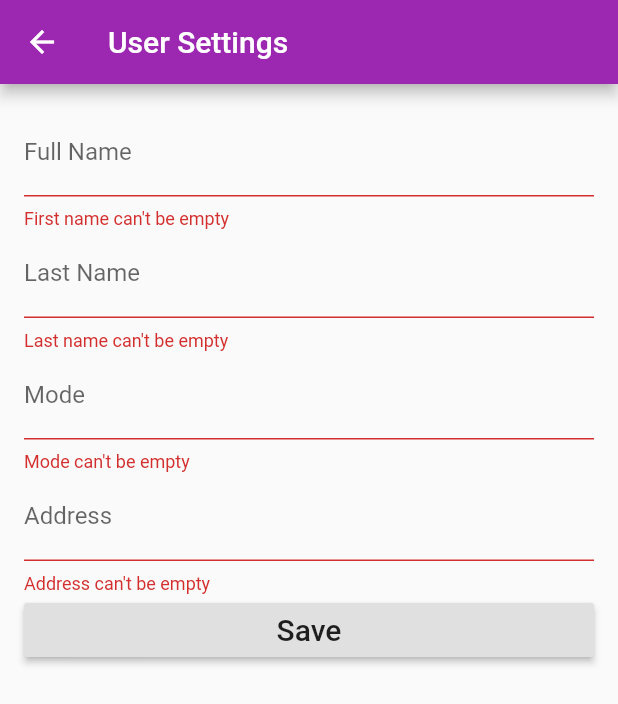
After one commit to jessicavilches/UDrive, a Flutter app: the Settings screen opened directly, after a tap on "Save", on a phone screen of 412 x 824 dp. The commit adds this screen. Shown: the top 704 px of the screen. Run offline on Flutter 3.47's test engine with Material 2 defaults, Android fonts, the phone set to English and light mode, and no system bars; our stand-ins replace cloud_firestore, firebase_auth; accounts and stored records are empty.

Commit message:
with settings page and past_rides (kind of) working

```diff
--- a/lib/auth.dart
+++ b/lib/auth.dart
@@ -18,7 +18,8 @@ class Auth implements BaseAuth{
     }
     else if (!user.isEmailVerified) {
       FirebaseAuth.instance.signOut();
-      return null;
+      //return null;
+      return user.uid;
     }
   }
 
--- a/lib/globals.dart
+++ b/lib/globals.dart
@@ -1,8 +1,15 @@
 library UDriveTest.globals;
+import 'services/crud.dart';
 
 bool registeredSuccessfully;
 bool loggedSuccessfully;
-String _userID = "";
+String _userID = 'FkWddb7FPjXz7Q4O3nnAlkx56wz2';
+String fname = "";
+String lname = "";
+String mode = "";
+String address = "";
+
+crudMethods crudObj = new crudMethods();
 
 
 void set_userID(String uid)
@@ -12,6 +19,20 @@ void set_userID(String uid)
 String get_userID()
 {
   return _userID;
+}
+
+void getFname() async {
+  await crudObj.getFname(get_userID());
+}
+
+void getLname() async {
+  await crudObj.getLname(get_userID());
+}
+void getAddress() async {
+  await crudObj.getAddress(get_userID());
+}
+void getMode() async {
+  await crudObj.getMode(get_userID());
 }
 
 var UserModes = ['Rider', 'Driver', 'Driver/Rider'];
--- a/lib/home_page.dart
+++ b/lib/home.dart
@@ -3,6 +3,8 @@ import 'auth.dart';
 import 'calendar.dart';
 import 'feed.dart';
 import 'rides.dart';
+import 'settings.dart';
+import 'globals.dart' as globals;
 
 class HomePage extends StatefulWidget{
   HomePage({this.auth, this.onSignedOut});
@@ -17,6 +19,7 @@ class _HomePageState extends State<HomePage>{
   int currentTab = 0;
   Calendar calendar;
   Feed feed;
+  Settings settings;
   Rides rides;
 
   List<Widget> pages;
@@ -28,9 +31,10 @@ class _HomePageState extends State<HomePage>{
     calendar = Calendar();
     feed = Feed();
     rides = Rides();
+    settings = Settings();
     currentPage = calendar;
     currentTab = 0;
-    pages = [calendar,feed, rides];
+    pages = [calendar,feed, rides, settings];
 
     super.initState();
   }
@@ -61,13 +65,27 @@ class _HomePageState extends State<HomePage>{
 
       }
 
+      Future <void> moveToSettings() async {
+    await globals.getFname();
+    await globals.getLname();
+    await globals.getAddress();
+    await globals.getMode();
+
+    setState(() {
+      currentPage = settings;
+      currentTab = 3;
+    });
+      }
+
   void _signOut() async
   {
     try{
       await widget.auth.signOut();
       widget.onSignedOut();
+      Navigator.of(context).pushReplacementNamed('/login');
     } catch (e) {
       print(e);
+      Navigator.of(context).pushReplacementNamed('/login');
     }
   }
 
@@ -115,7 +133,7 @@ class _HomePageState extends State<HomePage>{
             icon: new IconButton(
                 icon: new Icon(Icons.settings),
                 iconSize: 40,
-                onPressed: null
+                onPressed: moveToSettings,
             ),
             title: Text('Settings'),
 
--- a/lib/rides.dart
+++ b/lib/rides.dart
@@ -47,7 +47,7 @@ class _Rides extends State<Rides> with SingleTickerProviderStateMixin {
       body: new TabBarView(
         controller: controller,
         children: <Widget> [
-          //new past.PastRides(),
+          new past.PastRides(),
           //new upcoming.UpcomingRides(),
           //new pending.PendingRides()
         ]
--- a/lib/root_page.dart
+++ b/lib/root_page.dart
@@ -1,7 +1,7 @@
 import 'login_page.dart';
 import 'package:flutter/material.dart';
 import 'auth.dart';
-import 'home_page.dart';
+import 'home.dart';
 
 class RootPage extends StatefulWidget{
   RootPage({this.auth});
--- /dev/null
+++ b/lib/settings.dart
@@ -0,0 +1,111 @@
+import 'package:flutter/material.dart';
+import 'package:cloud_firestore/cloud_firestore.dart';
+import 'globals.dart' as globals;
+import 'services/crud.dart';
+import 'dart:async';
+
+class Settings extends StatefulWidget{
+  @override
+  _Settings createState() => new _Settings();
+}
+
+class _Settings extends State<Settings>{
+  final formKey = new GlobalKey<FormState>();
+  String _fname;
+  String _lname;
+  String _mode;
+  String _address;
+
+  crudMethods crudObj = new crudMethods();
+
+  Widget build(BuildContext context) {
+    return Scaffold(
+      appBar: AppBar(
+        title: Text('User Settings'),
+      ),
+      body: Container(
+        padding: EdgeInsets.all(16.0),
+        child: new Form(
+          key: formKey,
+          child: new ListView(
+            children: buildInputs() + buildSubmitButtons(),
+          )
+        )
+      )
+    );
+  }
+
+  List<Widget> buildSubmitButtons() {
+    return [
+      new RaisedButton(
+        child: new Text('Save', style: new TextStyle(fontSize: 20.0)),
+        onPressed: validateAndSubmit,
+      ),
+    ];
+  }
+
+  Future<void> validateAndSubmit() async {
+    final form = formKey.currentState;
+    if (form.validate()) {
+      form.save();
+    print('this is the fname:');
+    print(globals.fname);
+    print('this is the lname:');
+    print(globals.lname);
+    print('this is the address:');
+    print(globals.address);
+    await addToDatabase();
+    }
+    else {
+      print("form couldn't be validated");
+    }
+  }
+
+  List<Widget> buildInputs() {
+    final _myPassController = TextEditingController();
+    //this._mode = globals.currentItemSelected;
+    return [
+      new TextFormField(
+        initialValue: globals.fname,
+        decoration: new InputDecoration(labelText: 'Full Name'),
+        validator: (value) => value.isEmpty ? 'First name can\'t be empty' : null,
+        onSaved: (value) => _fname = value,
+      ),
+      new TextFormField(
+        initialValue: globals.lname,
+        decoration: new InputDecoration(labelText: 'Last Name'),
+        validator: (value) => value.isEmpty ? 'Last name can\'t be empty' : null,
+        onSaved: (value) => _lname = value,
+      ),
+      new TextFormField(
+        initialValue: globals.mode,
+        decoration: new InputDecoration(labelText: 'Mode'),
+        validator: (value) => value.isEmpty ? 'Mode can\'t be empty' : null,
+        onSaved: (value) => _mode = value,
+      ),
+      new TextFormField(
+        initialValue: globals.address,
+        decoration: new InputDecoration(labelText: 'Address'),
+        validator: (value) => value.isEmpty ? 'Address can\'t be empty' : null,
+        onSaved: (value) => _address = value,
+      ),
+    ];
+  }
+
+
+  void addToDatabase() async {
+    print('at this point this is fname:');
+    print(this._fname);
+    Map<String, dynamic> userData = {
+    'fname': this._fname,
+    'lname': this._lname,
+    'mode': this._mode,
+    'address' : this._address,
+    'uid' : globals.get_userID()
+    };
+    crudObj.addData(userData).catchError((e) {
+      print(e);
+    });
+  }
+
+}
```
Also changed, not shown: lib/login_page.dart (+26 -1 lines), lib/main.dart (+7 -3 lines), lib/past_rides.dart (+162 -0 lines), lib/services/crud.dart (+20 -1 lines), 2 other files.
